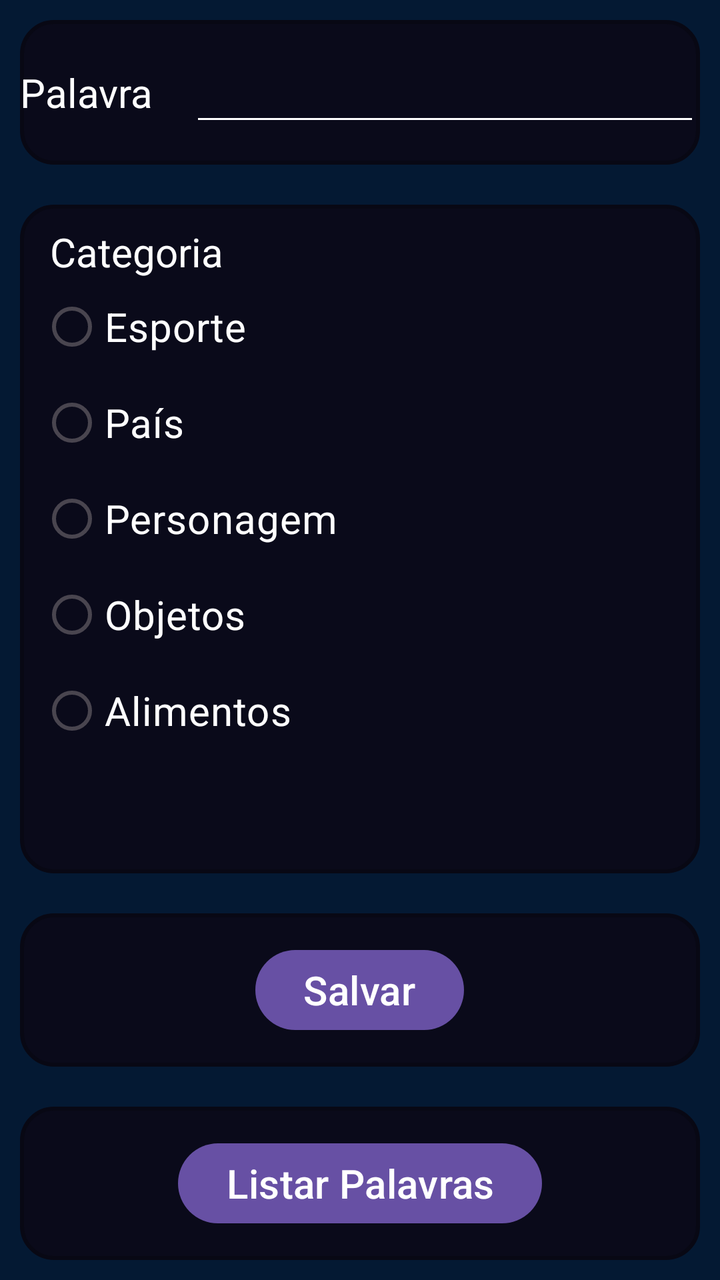
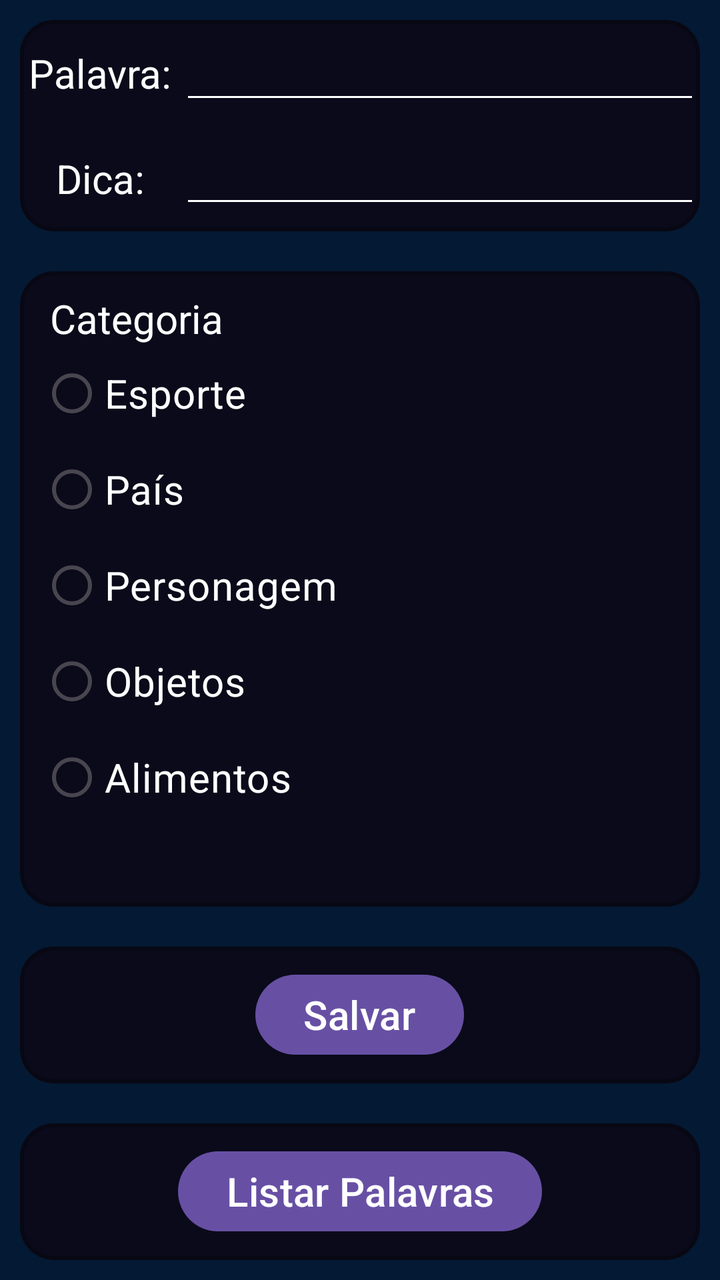

Screens rendered from an Android XML layout before and after an edit, with the pre-edit source and the edit as a unified diff.
<!-- AndroidManifest.xml: application theme Theme.Forca_Integrado -->
<!-- res/layout/activity_tela_cadastro.xml -->
<?xml version="1.0" encoding="utf-8"?>
<LinearLayout xmlns:android="http://schemas.android.com/apk/res/android"
    xmlns:app="http://schemas.android.com/apk/res-auto"
    xmlns:tools="http://schemas.android.com/tools"
    android:id="@+id/main"
    android:layout_width="match_parent"
    android:layout_height="match_parent"
    android:background="#041933"
    android:orientation="vertical"
    tools:context=".TelaCadastro">

    <LinearLayout
        android:layout_width="match_parent"
        android:layout_height="wrap_content"
        android:layout_margin="10dp"
        android:layout_weight="0.2"
        android:background="@drawable/borda"
        android:gravity="center"
        android:orientation="horizontal">

        <TextView
            android:id="@+id/textView5"
            android:layout_width="wrap_content"
            android:layout_height="wrap_content"
            android:layout_weight="1"
            android:text="Palavra"
            android:textColor="#FFFFFF"
            android:textSize="20sp" />

        <EditText
            android:id="@+id/textPalavra"
            android:layout_width="wrap_content"
            android:layout_height="wrap_content"
            android:layout_weight="1"
            android:backgroundTint="#FFFFFF"
            android:drawableTint="#D71111"
            android:ems="10"
            android:inputType="text"
            android:textColor="#FFFFFF"
            android:textSize="20sp" />
    </LinearLayout>

    <LinearLayout
        android:layout_width="match_parent"
        android:layout_height="wrap_content"
        android:layout_margin="10dp"
        android:layout_weight="0.4"
        android:background="@drawable/borda"
        android:gravity="center"
        android:orientation="vertical">

        <TextView
            android:id="@+id/textView7"
            android:layout_width="match_parent"
            android:layout_height="wrap_content"
            android:layout_marginLeft="10dp"
            android:layout_marginTop="10dp"
            android:text="Categoria"
            android:textColor="#FFFFFF"
            android:textSize="20sp" />

        <RadioGroup
            android:id="@+id/id_grupo"
            android:layout_width="match_parent"
            android:layout_height="match_parent">

            <RadioButton
                android:id="@+id/radioButton"
                android:layout_width="match_parent"
                android:layout_height="wrap_content"
                android:layout_marginLeft="10dp"
                android:text="Esporte"
                android:textColor="#FFFFFF"
                android:textSize="20sp" />

            <RadioButton
                android:id="@+id/radioButton2"
                android:layout_width="match_parent"
                android:layout_height="wrap_content"
                android:layout_marginLeft="10dp"
                android:text="País"
                android:textColor="#FFFFFF"
                android:textSize="20sp" />

            <RadioButton
                android:id="@+id/radioButton3"
                android:layout_width="match_parent"
                android:layout_height="wrap_content"
                android:layout_marginLeft="10dp"
                android:text="Personagem"
                android:textColor="#FFFFFF"
                android:textSize="20sp" />

            <RadioButton
                android:id="@+id/radioButton4"
                android:layout_width="match_parent"
                android:layout_height="wrap_content"
                android:layout_marginLeft="10dp"
                android:text="Objetos"
                android:textColor="#FFFFFF"
                android:textSize="20sp" />

            <RadioButton
                android:id="@+id/radioButton5"
                android:layout_width="match_parent"
                android:layout_height="wrap_content"
                android:layout_marginLeft="10dp"
                android:text="Alimentos"
                android:textColor="#FFFFFF"
                android:textSize="20sp" />
        </RadioGroup>

    </LinearLayout>

    <LinearLayout
        android:layout_width="match_parent"
        android:layout_height="wrap_content"
        android:layout_margin="10dp"
        android:layout_weight="0.2"
        android:background="@drawable/borda"
        android:gravity="center"
        android:orientation="vertical">

        <Button
            android:id="@+id/button2"
            android:layout_width="wrap_content"
            android:layout_height="wrap_content"
            android:text="Salvar"
            android:textSize="20sp" />
    </LinearLayout>

    <LinearLayout
        android:layout_width="match_parent"
        android:layout_height="wrap_content"
        android:layout_margin="10dp"
        android:layout_weight="0.2"
        android:background="@drawable/borda"
        android:gravity="center"
        android:orientation="vertical">

        <Button
            android:id="@+id/button3"
            android:layout_width="wrap_content"
            android:layout_height="wrap_content"
            android:text="Listar Palavras"
            android:textSize="20sp" />
    </LinearLayout>
</LinearLayout>
<!-- resources referenced by this layout -->
<resources>
  <!-- drawable borda (drawable) -->
  <?xml version="1.0" encoding="utf-8"?>
  <shape xmlns:android="http://schemas.android.com/apk/res/android">
          
      <solid android:color="#0A0A1A"/>
          
      <corners android:radius="16dp"/>
          
      <stroke
          android:width="2dp"
          android:color="#080814"/>
  </shape>
  <style name="Theme.Forca_Integrado" parent="Base.Theme.Forca_Integrado" />
  <style name="Base.Theme.Forca_Integrado" parent="Theme.Material3.DayNight.NoActionBar">
          
          
      </style>
</resources>

<!-- the commit's change to res/layout/activity_tela_cadastro.xml (unified diff, before → after) -->
@@ -16,28 +16,65 @@
         android:layout_weight="0.2"
         android:background="@drawable/borda"
         android:gravity="center"
-        android:orientation="horizontal">
+        android:orientation="vertical">
 
-        <TextView
-            android:id="@+id/textView5"
-            android:layout_width="wrap_content"
-            android:layout_height="wrap_content"
-            android:layout_weight="1"
-            android:text="Palavra"
-            android:textColor="#FFFFFF"
-            android:textSize="20sp" />
+        <LinearLayout
+            android:layout_width="match_parent"
+            android:layout_height="match_parent"
+            android:layout_weight="0.5"
+            android:orientation="horizontal">
 
-        <EditText
-            android:id="@+id/textPalavra"
-            android:layout_width="wrap_content"
-            android:layout_height="wrap_content"
-            android:layout_weight="1"
-            android:backgroundTint="#FFFFFF"
-            android:drawableTint="#D71111"
-            android:ems="10"
-            android:inputType="text"
-            android:textColor="#FFFFFF"
-            android:textSize="20sp" />
+            <TextView
+                android:id="@+id/textView5"
+                android:layout_width="60dp"
+                android:layout_height="match_parent"
+                android:layout_weight="0.25"
+                android:gravity="center"
+                android:text="Palavra:"
+                android:textColor="#FFFFFF"
+                android:textSize="20sp" />
+
+            <EditText
+                android:id="@+id/textPalavra"
+                android:layout_width="200dp"
+                android:layout_height="wrap_content"
+                android:layout_weight="0.75"
+                android:backgroundTint="#FFFFFF"
+                android:drawableTint="#D71111"
+                android:ems="10"
+                android:inputType="text"
+                android:textColor="#FFFFFF"
+                android:textSize="20sp" />
+        </LinearLayout>
+
+        <LinearLayout
+            android:layout_width="match_parent"
+            android:layout_height="match_parent"
+            android:layout_weight="0.5"
+            android:orientation="horizontal">
+
+            <TextView
+                android:id="@+id/textView8"
+                android:layout_width="60dp"
+                android:layout_height="match_parent"
+                android:layout_weight="0.25"
+                android:gravity="center"
+                android:text="Dica:"
+                android:textColor="#FDFDFD"
+                android:textSize="20sp" />
+
+            <EditText
+                android:id="@+id/editTextDica"
+                android:layout_width="200dp"
+                android:layout_height="wrap_content"
+                android:layout_weight="0.75"
+                android:backgroundTint="#FFFEFE"
+                android:ems="10"
+                android:inputType="text"
+                android:textColor="#FFFFFF" />
+
+        </LinearLayout>
+
     </LinearLayout>
 
     <LinearLayout
